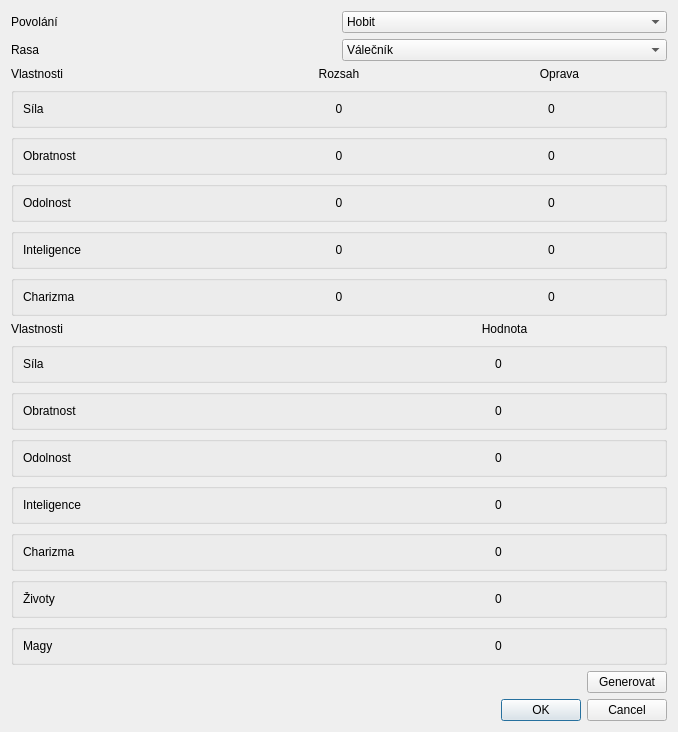
Old version of the form DD/ncharakter.ui in the repository o-kolesik/Preparation.
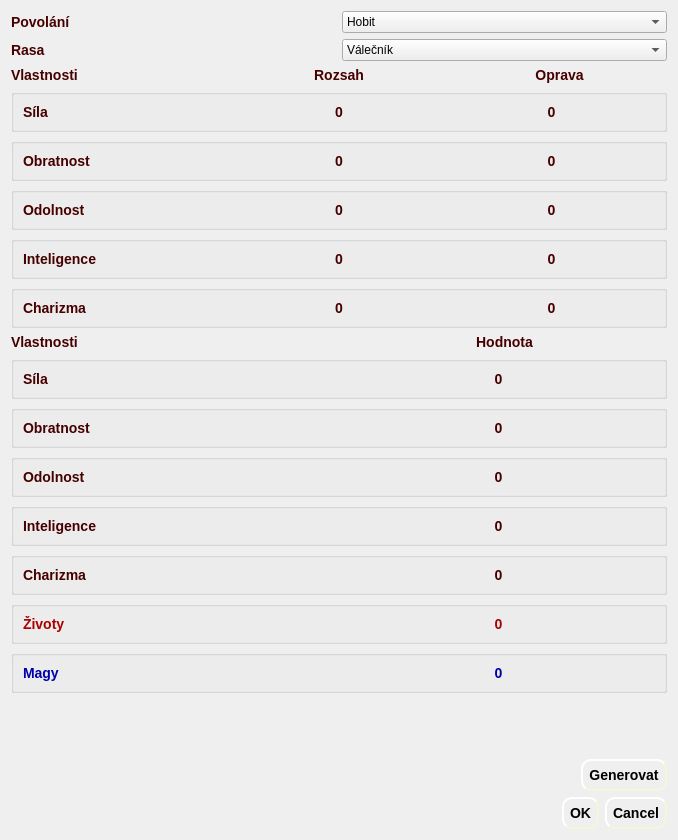
New version of the form. Icons and pictures are not drawn.

Diff of the .ui file:
```diff
--- a/DD/ncharakter.ui
+++ b/DD/ncharakter.ui
@@ -7,7 +7,7 @@
     <x>0</x>
     <y>0</y>
     <width>678</width>
-    <height>696</height>
+    <height>840</height>
    </rect>
   </property>
   <property name="sizePolicy">
@@ -19,6 +19,33 @@
   <property name="windowTitle">
    <string>Dialog</string>
   </property>
+  <property name="styleSheet">
+   <string notr="true">QDialog{
+	
+	border-image: url(:/img/img/button_3.jpg);
+
+}
+QPushButton{
+	background-image: url(:/img/img/button_4.jpg);
+       border-style: outset;
+    border-width: 2px;
+    border-radius: 10px;
+    border-color: beige;
+    font: bold 14px;
+
+    padding: 6px;
+}
+
+QComboBox{
+	
+	border-image: url(:/img/img/button_4.jpg);
+}
+QLabel{
+font: bold 14px;
+	
+	color: rgb(70, 0, 0);
+}</string>
+  </property>
   <layout class="QVBoxLayout" name="verticalLayout_3">
    <item>
     <layout class="QVBoxLayout" name="verticalLayout">
@@ -453,6 +480,9 @@
        <layout class="QHBoxLayout" name="horizontalLayout_16">
         <item>
          <widget class="QLabel" name="label_38">
+          <property name="styleSheet">
+           <string notr="true">color: rgb(170, 0, 0);</string>
+          </property>
           <property name="text">
            <string>Životy</string>
           </property>
@@ -460,6 +490,9 @@
         </item>
         <item>
          <widget class="QLabel" name="label_39">
+          <property name="styleSheet">
+           <string notr="true">color: rgb(170, 0, 0);</string>
+          </property>
           <property name="text">
            <string>0</string>
           </property>
@@ -476,6 +509,9 @@
        <layout class="QHBoxLayout" name="horizontalLayout_17">
         <item>
          <widget class="QLabel" name="label_40">
+          <property name="styleSheet">
+           <string notr="true">color: rgb(0, 0, 171);</string>
+          </property>
           <property name="text">
            <string>Magy</string>
           </property>
@@ -483,6 +519,9 @@
         </item>
         <item>
          <widget class="QLabel" name="label_41">
+          <property name="styleSheet">
+           <string notr="true">color: rgb(0, 0, 171);</string>
+          </property>
           <property name="text">
            <string>0</string>
           </property>
```
Left out of the diff: 3 changed lines with no effect on the pictures.
